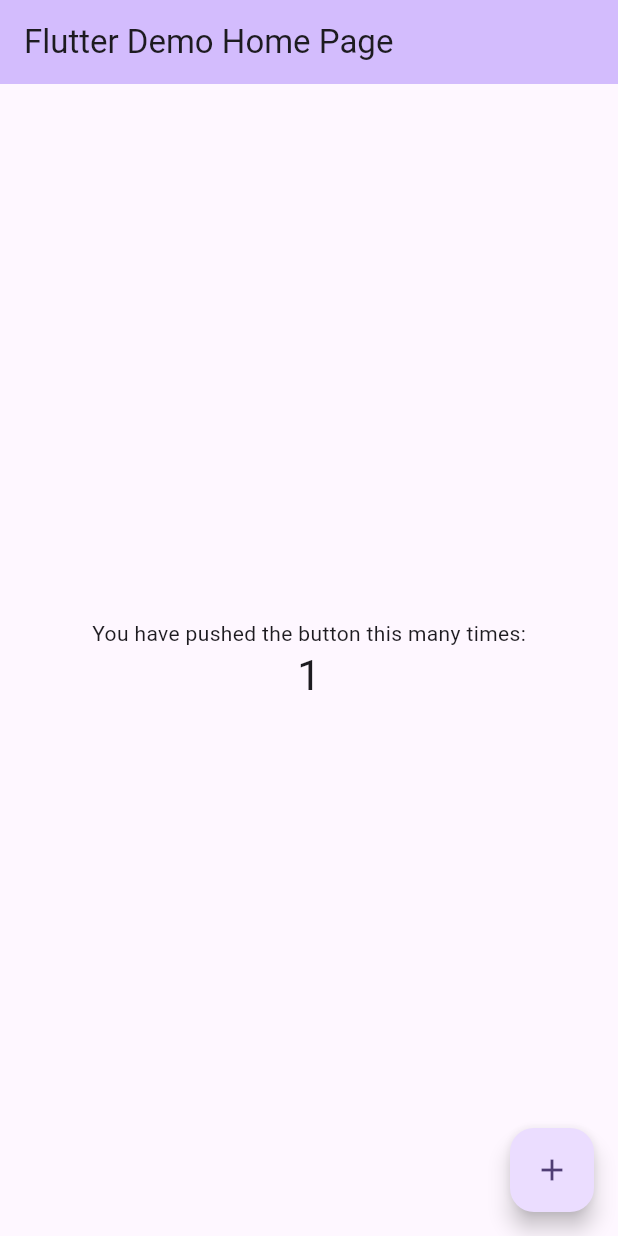
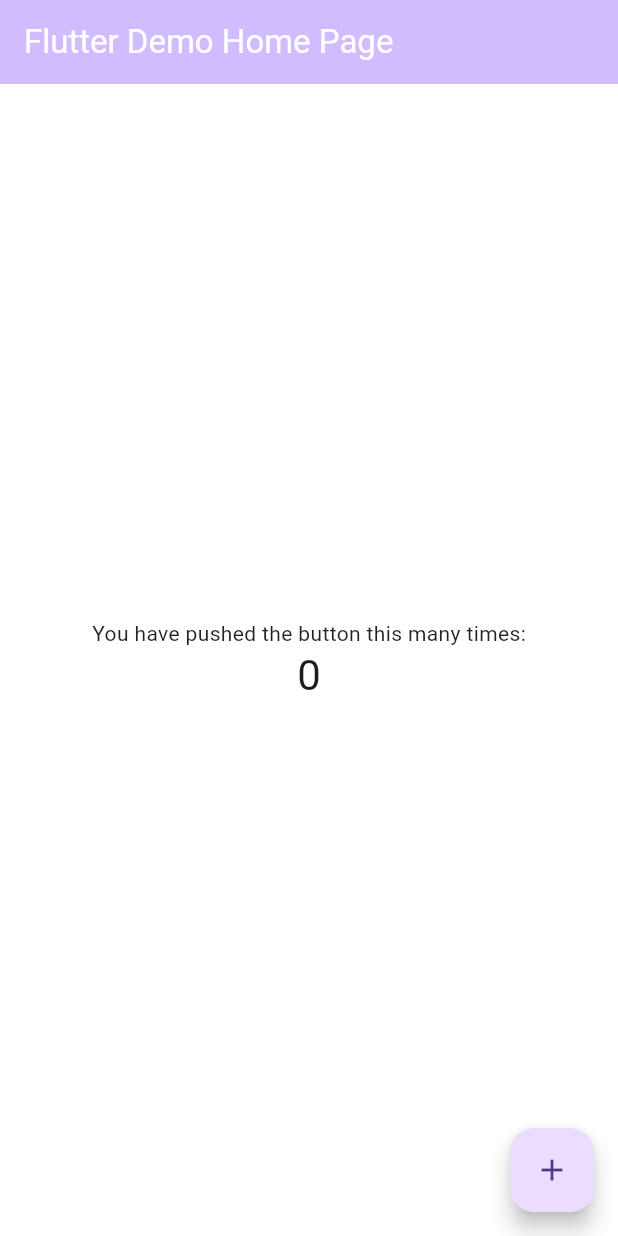
Before and after one commit to nav0713/flutter_ex, a Flutter app: the screen it shows after launch, after a tap on the "add" icon, on a phone screen of 412 x 824 dp. Run offline on Flutter 3.47's test engine with Material 3 defaults, Android fonts, the phone set to English and light mode, and no system bars; our stand-ins replace bloc, flutter_bloc.

Commit message:
theme_practice_1

```diff
--- /dev/null
+++ b/lib/bloc/theme_bloc/theme_bloc.dart
@@ -0,0 +1,20 @@
+import 'package:bloc/bloc.dart';
+import 'package:flutter/material.dart';
+
+part 'theme_event.dart';
+part 'theme_state.dart';
+
+class ThemeBloc extends Bloc<ThemeEvent, ThemeState> {
+  ThemeMode currentTheme = ThemeMode.system;
+  ThemeBloc() : super(ThemeInitial()) {
+
+    on<ChangeTheme>((event, emit) {
+      if(currentTheme == ThemeMode.light) {
+        currentTheme = ThemeMode.dark;
+      } else {
+        currentTheme = ThemeMode.light;
+      }
+      emit(LoadTheme(currentTheme));
+    });
+  }
+}
--- /dev/null
+++ b/lib/bloc/theme_bloc/theme_event.dart
@@ -0,0 +1,8 @@
+part of 'theme_bloc.dart';
+
+@immutable
+sealed class ThemeEvent {}
+
+final class ChangeTheme extends ThemeEvent {
+
+}
--- /dev/null
+++ b/lib/bloc/theme_bloc/theme_state.dart
@@ -0,0 +1,13 @@
+part of 'theme_bloc.dart';
+
+@immutable
+sealed class ThemeState {}
+
+final class ThemeInitial extends ThemeState {
+
+}
+
+class LoadTheme extends ThemeState {
+  final ThemeMode theme;
+  LoadTheme(this.theme);
+}
--- a/lib/main.dart
+++ b/lib/main.dart
@@ -1,4 +1,7 @@
 import 'package:flutter/material.dart';
+import 'package:myapp/bloc/theme_bloc/theme_bloc.dart';
+import 'package:flutter_bloc/flutter_bloc.dart';
+import 'package:myapp/utils/theme.dart';
 
 void main() {
   runApp(const MyApp());
@@ -10,110 +13,72 @@ class MyApp extends StatelessWidget {
   // This widget is the root of your application.
   @override
   Widget build(BuildContext context) {
+    var currentTheme = ThemeMode.system;
+    return BlocProvider(
+      create: (context) => ThemeBloc(),
+      child: BlocBuilder<ThemeBloc, ThemeState>(
+        builder: (context, state) {
+          if (state is ThemeInitial) {
+            currentTheme = ThemeMode.system;
+          }if(state is LoadTheme){
+            currentTheme = state.theme;
+          }
           return MaterialApp(
             title: 'Flutter Demo',
-      theme: ThemeData(
-        // This is the theme of your application.
-        //
-        // TRY THIS: Try running your application with "flutter run". You'll see
-        // the application has a purple toolbar. Then, without quitting the app,
-        // try changing the seedColor in the colorScheme below to Colors.green
-        // and then invoke "hot reload" (save your changes or press the "hot
-        // reload" button in a Flutter-supported IDE, or press "r" if you used
-        // the command line to start the app).
-        //
-        // Notice that the counter didn't reset back to zero; the application
-        // state is not lost during the reload. To reset the state, use hot
-        // restart instead.
-        //
-        // This works for code too, not just values: Most code changes can be
-        // tested with just a hot reload.
-        colorScheme: ColorScheme.fromSeed(seedColor: Colors.deepPurple),
+            theme: lightTheme,
+            darkTheme: darkTheme,
+            themeMode: currentTheme,
+            debugShowCheckedModeBanner: false,
+            home: MyHomePage(
+                title: 'Flutter Demo Home Page', theme: currentTheme),
+          );
+        },
       ),
-      home: const MyHomePage(title: 'Flutter Demo Home Page'),
     );
   }
 }
 
 class MyHomePage extends StatefulWidget {
-  const MyHomePage({super.key, required this.title});
-
-  // This widget is the home page of your application. It is stateful, meaning
-  // that it has a State object (defined below) that contains fields that affect
-  // how it looks.
-
-  // This class is the configuration for the state. It holds the values (in this
-  // case the title) provided by the parent (in this case the App widget) and
-  // used by the build method of the State. Fields in a Widget subclass are
-  // always marked "final".
-
+  MyHomePage({super.key, required this.title, required this.theme});
   final String title;
+  ThemeMode theme;
 
   @override
   State<MyHomePage> createState() => _MyHomePageState();
 }
 
 class _MyHomePageState extends State<MyHomePage> {
-  int _counter = 0;
-
-  void _incrementCounter() {
-    setState(() {
-      // This call to setState tells the Flutter framework that something has
-      // changed in this State, which causes it to rerun the build method below
-      // so that the display can reflect the updated values. If we changed
-      // _counter without calling setState(), then the build method would not be
-      // called again, and so nothing would appear to happen.
-      _counter++;
-    });
-  }
+  final int _counter = 0;
 
   @override
   Widget build(BuildContext context) {
-    // This method is rerun every time setState is called, for instance as done
-    // by the _incrementCounter method above.
-    //
-    // The Flutter framework has been optimized to make rerunning build methods
-    // fast, so that you can just rebuild anything that needs updating rather
-    // than having to individually change instances of widgets.
     return Scaffold(
       appBar: AppBar(
-        // TRY THIS: Try changing the color here to a specific color (to
-        // Colors.amber, perhaps?) and trigger a hot reload to see the AppBar
-        // change color while the other colors stay the same.
         backgroundColor: Theme.of(context).colorScheme.inversePrimary,
-        // Here we take the value from the MyHomePage object that was created by
-        // the App.build method, and use it to set our appbar title.
         title: Text(widget.title),
       ),
-      body: Center(
-        // Center is a layout widget. It takes a single child and positions it
-        // in the middle of the parent.
+      body: BlocBuilder<ThemeBloc, ThemeState>(
+        builder: (context, state) {
+          return Center(
             child: Column(
-          // Column is also a layout widget. It takes a list of children and
-          // arranges them vertically. By default, it sizes itself to fit its
-          // children horizontally, and tries to be as tall as its parent.
-          //
-          // Column has various properties to control how it sizes itself and
-          // how it positions its children. Here we use mainAxisAlignment to
-          // center the children vertically; the main axis here is the vertical
-          // axis because Columns are vertical (the cross axis would be
-          // horizontal).
-          //
-          // TRY THIS: Invoke "debug painting" (choose the "Toggle Debug Paint"
-          // action in the IDE, or press "p" in the console), to see the
-          // wireframe for each widget.
               mainAxisAlignment: MainAxisAlignment.center,
               children: <Widget>[
-            const Text('You have pushed the button this many times:'),
+                const Text(
+                  'You have pushed the button this many times:',
+                ),
                 Text(
                   '$_counter',
                   style: Theme.of(context).textTheme.headlineMedium,
                 ),
               ],
             ),
+          );
+        },
       ),
       floatingActionButton: FloatingActionButton(
-        onPressed: _incrementCounter,
+        onPressed: () {
+          context.read<ThemeBloc>().add(ChangeTheme());
+        },
         tooltip: 'Increment',
         child: const Icon(Icons.add),
       ), // This trailing comma makes auto-formatting nicer for build methods.
--- /dev/null
+++ b/lib/utils/theme.dart
@@ -0,0 +1,30 @@
+import 'package:flutter/material.dart';
+
+final ThemeData lightTheme = ThemeData(
+  brightness: Brightness.light,
+  primarySwatch: Colors.blue,
+  scaffoldBackgroundColor: Colors.white,
+  appBarTheme: AppBarTheme(
+    backgroundColor: Colors.blue,
+    foregroundColor: Colors.white,
+    elevation: 0,
+  ),
+  textTheme: TextTheme(
+    bodyLarge: TextStyle(color: Colors.black),
+    bodyMedium: TextStyle(color: Colors.black87),
+  ),
+);
+final ThemeData darkTheme = ThemeData(
+  brightness: Brightness.dark,
+  primarySwatch: Colors.blue,
+  scaffoldBackgroundColor: Colors.black,
+  appBarTheme: AppBarTheme(
+    backgroundColor: Colors.black,
+    foregroundColor: Colors.white,
+    elevation: 0,
+  ),
+  textTheme: TextTheme(
+    bodyLarge: TextStyle(color: Colors.white),
+    bodyMedium: TextStyle(color: Colors.white70),
+  ),
+);
--- a/pubspec.yaml
+++ b/pubspec.yaml
@@ -34,6 +34,8 @@ dependencies:
   # The following adds the Cupertino Icons font to your application.
   # Use with the CupertinoIcons class for iOS style icons.
   cupertino_icons: ^1.0.8
+  bloc: ^9.0.0
+  flutter_bloc: ^9.1.0
 
 dev_dependencies:
   flutter_test:
```
Also changed, not shown: pubspec.lock. Lines whose indentation alone changed are shown as unchanged.
